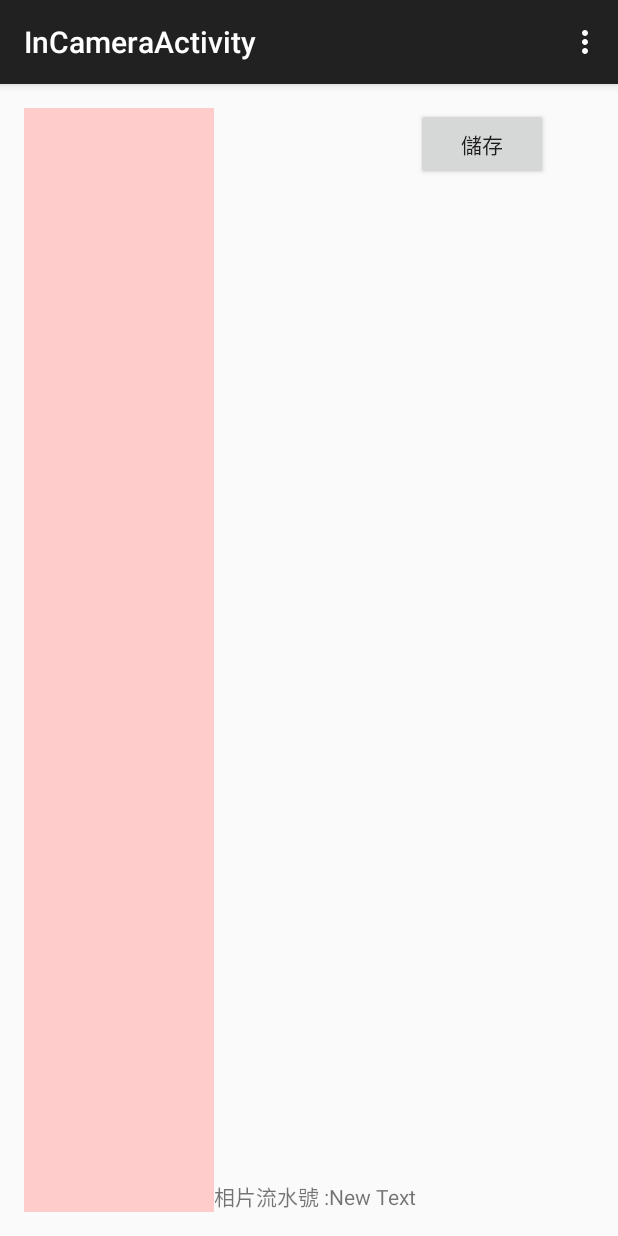
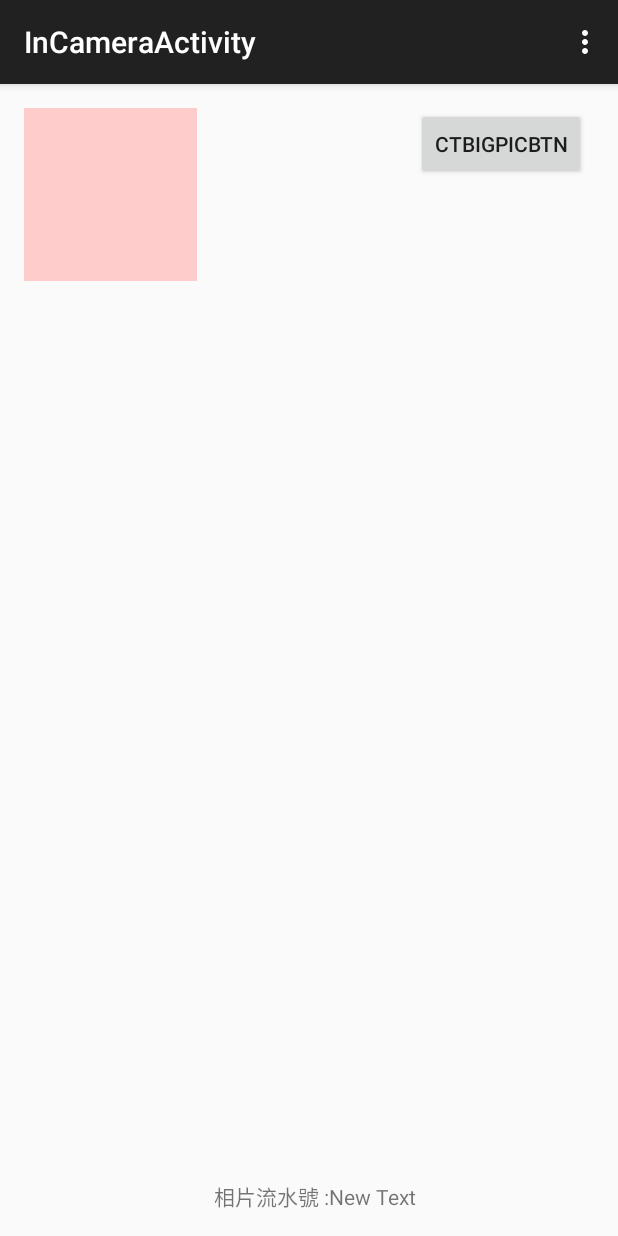
Before and after one commit to TWKiwi/SmartWallet, an Android app: the InCameraActivity screen opened directly, with no data from a screen before it, on a phone screen of 412 x 824 dp. Run offline under Robolectric (Android 15) with nearby library versions, the phone set to English and light mode, and no system bars.

```diff
--- a/app/src/main/java/kiwi/smartwallet/CalenderActivity.java
+++ b/app/src/main/java/kiwi/smartwallet/The_Date_Expenses.java
@@ -6,19 +6,19 @@ import android.view.Menu;
 import android.view.MenuItem;
 
 
-public class CalenderActivity extends ActionBarActivity {
+public class The_Date_Expenses extends ActionBarActivity {
 
     @Override
     protected void onCreate(Bundle savedInstanceState) {
         super.onCreate(savedInstanceState);
-        setContentView(R.layout.activity_calender);
+        setContentView(R.layout.activity_the__date__expenses);
     }
 
 
     @Override
     public boolean onCreateOptionsMenu(Menu menu) {
         // Inflate the menu; this adds items to the action bar if it is present.
-        getMenuInflater().inflate(R.menu.menu_calender, menu);
+        getMenuInflater().inflate(R.menu.menu_the__date__expenses, menu);
         return true;
     }
 
--- a/app/src/main/res/layout/activity_in_camera.xml
+++ b/app/src/main/res/layout/activity_in_camera.xml
@@ -19,10 +19,11 @@
             android:layout_weight="1">
 
             <ImageView
-                android:layout_width="match_parent"
-                android:layout_height="match_parent"
+                android:layout_width="115dp"
+                android:layout_height="115dp"
                 android:id="@+id/imageView3"
-                android:background="#ffcc"/>
+                android:background="#ffcc"
+                android:scaleType="centerCrop"/>
 
         </TableRow>
 
@@ -49,7 +50,7 @@
             <Button
                 android:layout_width="wrap_content"
                 android:layout_height="wrap_content"
-                android:text="儲存"
+                android:text="ctBigPicBtn"
                 android:id="@+id/button3" />
         </TableRow>
 
--- a/app/src/main/res/values/strings.xml
+++ b/app/src/main/res/values/strings.xml
@@ -15,5 +15,6 @@
     <string name="title_activity_calender">CalenderActivity</string>
     <string name="cannot">Cannot</string>
     <string name="album_name">SmartWalletPic</string>
+    <string name="title_activity_the__date__expenses">The_Date_Expenses</string>
 
 </resources>
```
Also changed, not shown: app/src/main/AndroidManifest.xml (+9 -1 lines), app/src/main/java/kiwi/smartwallet/ViewPagerChargeActivity.java (+44 -58 lines), app/src/main/res/layout/activity_the__date__expenses.xml (renamed from app/src/main/res/layout/activity_calender.xml, +3 -5 lines), app/src/main/res/menu/menu_the__date__expenses.xml (added, +7 -0 lines), 2 other files.
